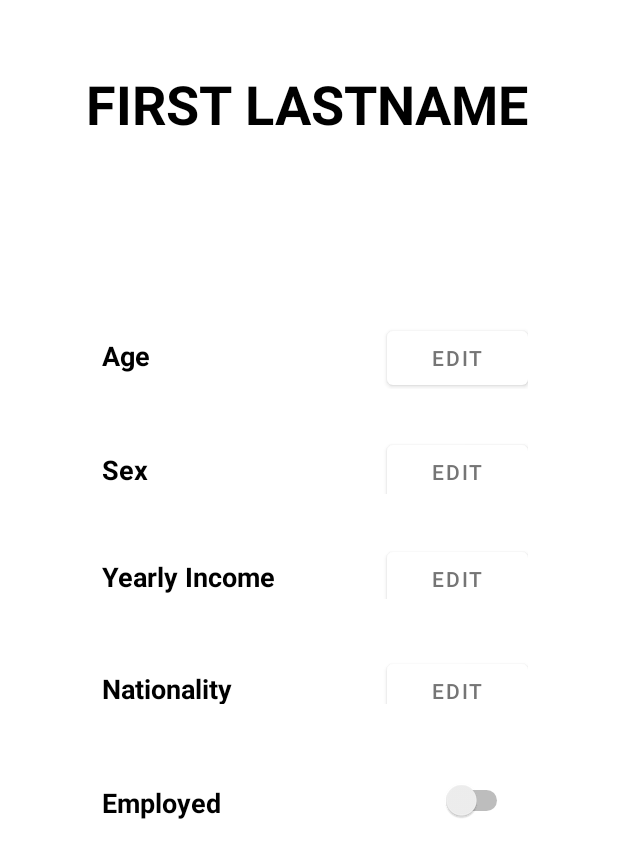
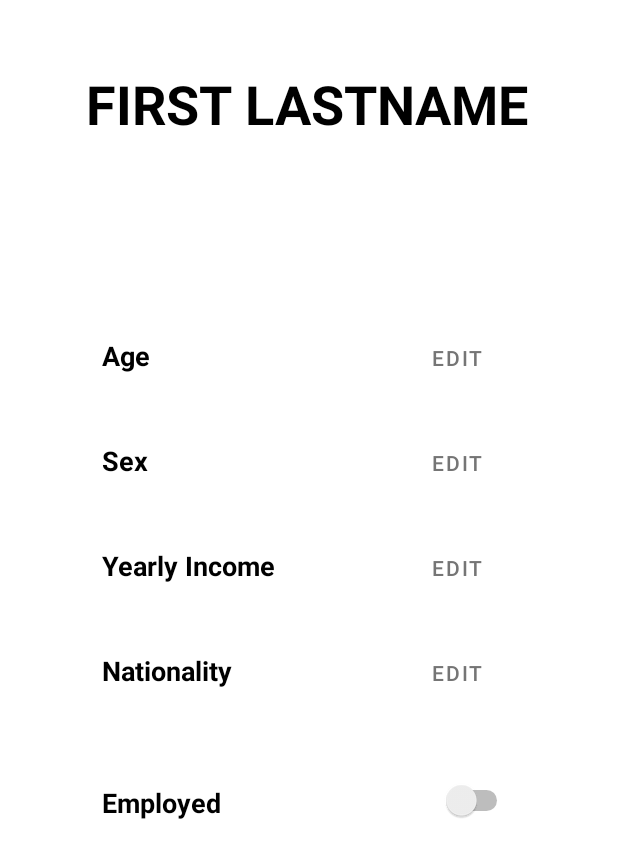
Before and after one commit to ccanoz/COMP3717_TermProject, an Android app: the AccountActivity screen opened directly, with no data from a screen before it, on a phone screen of 412 x 824 dp. Shown: the top 858 px of the screen. Run offline under Robolectric (Android 15) with nearby library versions, the phone set to English and light mode, and no system bars.

Commit message:
fixed formatting in account page layout

```diff
--- a/app/src/main/res/layout/activity_account.xml
+++ b/app/src/main/res/layout/activity_account.xml
@@ -62,7 +62,8 @@
                     android:layout_weight="1"
                     android:text="Edit"
                     android:textColor="#757575"
-                    app:rippleColor="#FFFFFF" />
+                    app:rippleColor="#FFFFFF"
+                    style="@style/Widget.MaterialComponents.Button.TextButton"/>
 
             </LinearLayout>
 
@@ -74,7 +75,7 @@
                 <TextView
                     android:id="@+id/textView_sex"
                     android:layout_width="200dp"
-                    android:layout_height="76dp"
+                    android:layout_height="match_parent"
                     android:gravity="bottom"
                     android:padding="10dp"
                     android:text="Sex"
@@ -89,7 +90,8 @@
                     android:layout_weight="1"
                     android:text="Edit"
                     android:textColor="#757575"
-                    app:rippleColor="#FFFFFF" />
+                    app:rippleColor="#FFFFFF"
+                    style="@style/Widget.MaterialComponents.Button.TextButton"/>
 
             </LinearLayout>
 
@@ -101,7 +103,7 @@
                 <TextView
                     android:id="@+id/textView_yearlyIncome"
                     android:layout_width="200dp"
-                    android:layout_height="77dp"
+                    android:layout_height="match_parent"
                     android:gravity="bottom"
                     android:padding="10dp"
                     android:text="Yearly Income"
@@ -116,7 +118,8 @@
                     android:layout_weight="1"
                     android:text="Edit"
                     android:textColor="#757575"
-                    app:rippleColor="#FFFFFF" />
+                    app:rippleColor="#FFFFFF"
+                    style="@style/Widget.MaterialComponents.Button.TextButton"/>
 
             </LinearLayout>
 
@@ -128,7 +131,7 @@
                 <TextView
                     android:id="@+id/textView_nationality"
                     android:layout_width="200dp"
-                    android:layout_height="82dp"
+                    android:layout_height="match_parent"
                     android:gravity="bottom"
                     android:padding="10dp"
                     android:text="Nationality"
@@ -143,7 +146,8 @@
                     android:layout_weight="1"
                     android:text="Edit"
                     android:textColor="#757575"
-                    app:rippleColor="#FFFFFF" />
+                    app:rippleColor="#FFFFFF"
+                    style="@style/Widget.MaterialComponents.Button.TextButton"/>
             </LinearLayout>
 
         </LinearLayout>
```
